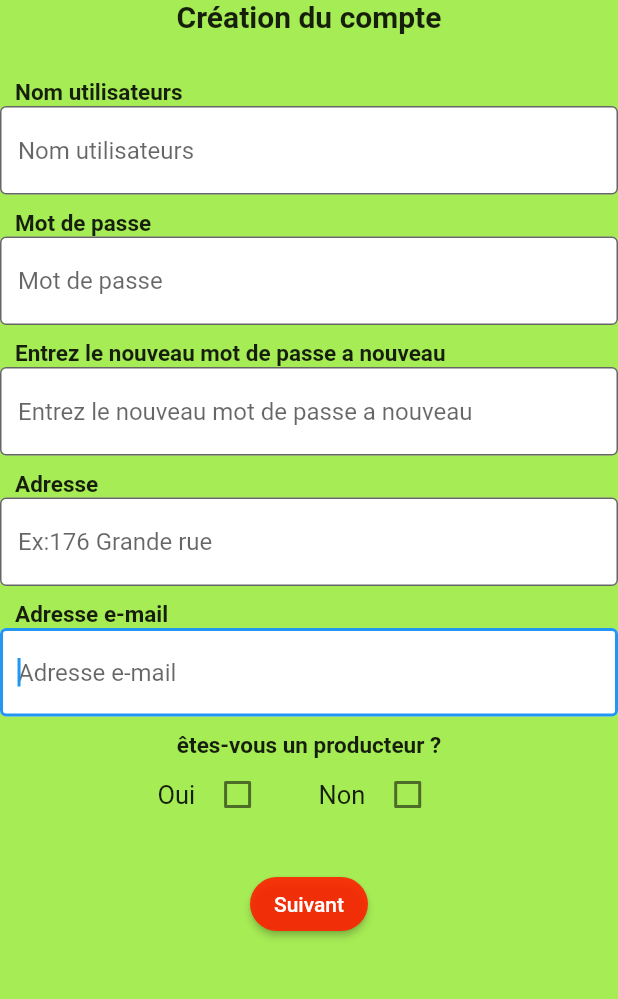
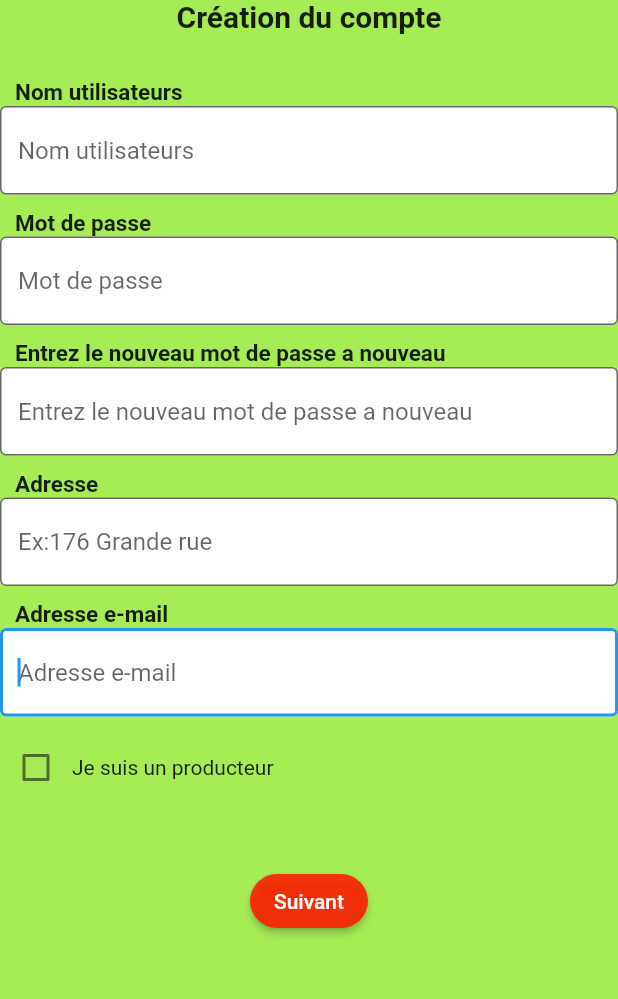
Before and after one commit to EdMkn/Capprojet_Locotigo, a Flutter app: the Page3 screen opened by its route, on a phone screen of 412 x 824 dp, the part 68-1067 px from its top. Run offline on Flutter 3.47's test engine with Material 2 defaults, Android fonts, the phone set to English and light mode, and no system bars; our stand-ins replace parse_server_sdk_flutter; missing offline and left inert: maps_launcher; network calls fail.

Commit message:
Modification create account: transition d'une page à une autre

```diff
--- a/lib/create_account.dart
+++ b/lib/create_account.dart
@@ -19,6 +19,7 @@ class _Page3State extends State<Page3> {
   String pswd = '';
   String adresse = '';
   String email = '';
+  bool checkboxValue = false;
 
   validationForm() {
     if (_formKey.currentState != null) {
@@ -28,11 +29,15 @@ class _Page3State extends State<Page3> {
         debugPrint('$pswd');
         debugPrint('$adresse');
         debugPrint('$email');
+        debugPrint('$checkboxValue');
         _formKey.currentState!.reset();
+        if (checkboxValue)
           Navigator.push(context,
               MaterialPageRoute(builder: (BuildContext context) {
             return Page4();
           }));
+        else
+          Navigator.pushNamed(context, '/connexion');
       } else {
         debugPrint('Error...');
       }
@@ -142,6 +147,7 @@ class _Page3State extends State<Page3> {
                   hintText: 'Mot de passe',
                 ),
                 keyboardType: TextInputType.text,
+                obscureText: true,
                 onSaved: (val) => pswd = val ?? '',
               ),
               SizedBox(
@@ -171,8 +177,13 @@ class _Page3State extends State<Page3> {
                   hintText: 'Entrez le nouveau mot de passe a nouveau',
                 ),
                 keyboardType: TextInputType.text,
-                validator: (val) =>
-                    pswd != val ? "Les mots de passe sont differents" : null,
+                obscureText: true,
+                validator: (val) {
+                  //debugPrint(identical(val ?? '', pswd).toString());
+                  !identical(val ?? '', pswd)
+                      ? "Les mots de passe sont differents"
+                      : null;
+                },
               ),
               SizedBox(
                 //Use of SizedBox
@@ -229,16 +240,16 @@ class _Page3State extends State<Page3> {
                   border: OutlineInputBorder(),
                   hintText: 'Adresse e-mail',
                 ),
-                keyboardType: TextInputType.text,
+                keyboardType: TextInputType.emailAddress,
                 autocorrect: true,
                 autofocus: true,
                 onSaved: (val) => email = val ?? '',
-                obscureText: true,
               ),
               SizedBox(
                 //Use of SizedBox
                 height: 10,
               ),
+              /*
               Text(
                 "êtes-vous un producteur ?",
                 style: TextStyle(fontSize: 15, fontWeight: FontWeight.bold),
@@ -258,20 +269,39 @@ class _Page3State extends State<Page3> {
                   value: this.valuefirst,
                   onChanged: (bool? value) {},
                 ),
-                SizedBox(
-                  width: 30,
+                ]),
+                */
+              FormField<bool>(
+                builder: (state) {
+                  return Column(
+                    children: <Widget>[
+                      Row(
+                        children: <Widget>[
+                          Checkbox(
+                              value: checkboxValue,
+                              onChanged: (value) {
+                                setState(() {
+//save checkbox value to variable that store terms and notify form that state changed
+                                  checkboxValue = value ?? checkboxValue;
+                                  state.didChange(value);
+                                });
+                              }),
+                          Text('Je suis un producteur'),
+                        ],
                       ),
+//display error in matching theme
                       Text(
-                  'Non ',
-                  style: TextStyle(fontSize: 17.0),
+                        state.errorText ?? '',
+                        style: TextStyle(
+                          color: Theme.of(context).errorColor,
                         ),
-                Checkbox(
-                  checkColor: Colors.greenAccent,
-                  activeColor: Colors.red,
-                  value: this.valuefirst,
-                  onChanged: (bool? value) {},
+                      )
+                    ],
+                  );
+                },
+//output from validation will be displayed in state.errorText (above)
               ),
-              ]),
+
               SizedBox(
                 height: 25,
               ),
```
Also changed, not shown: 1 other file. Lines whose indentation alone changed are shown as unchanged.
